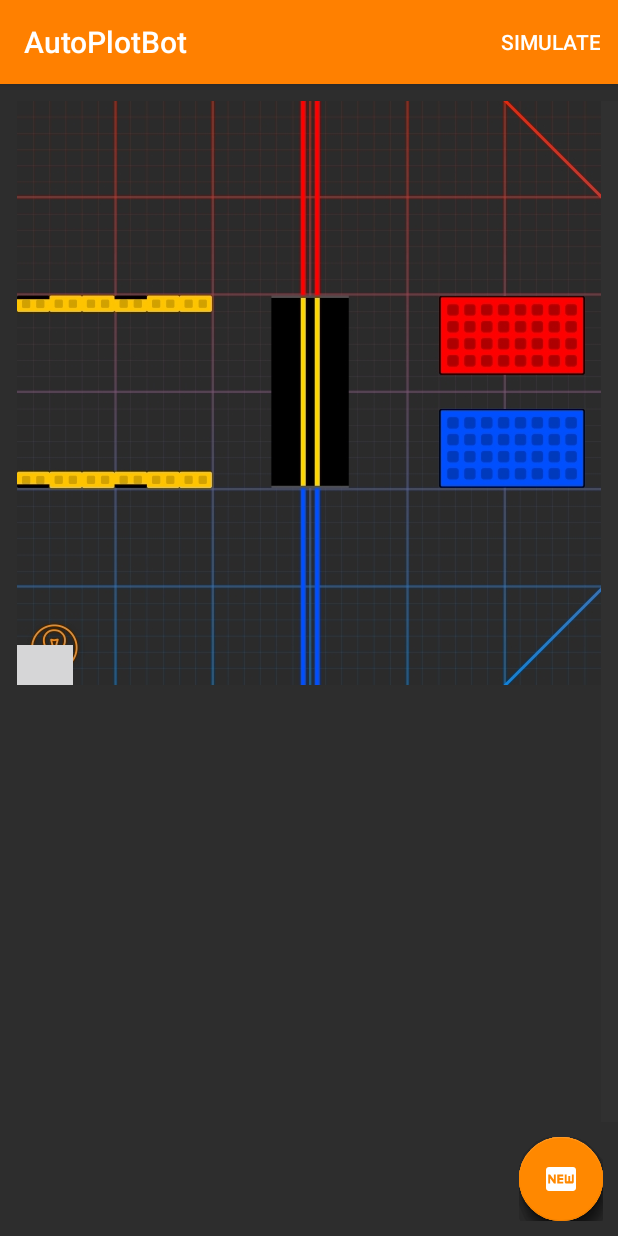
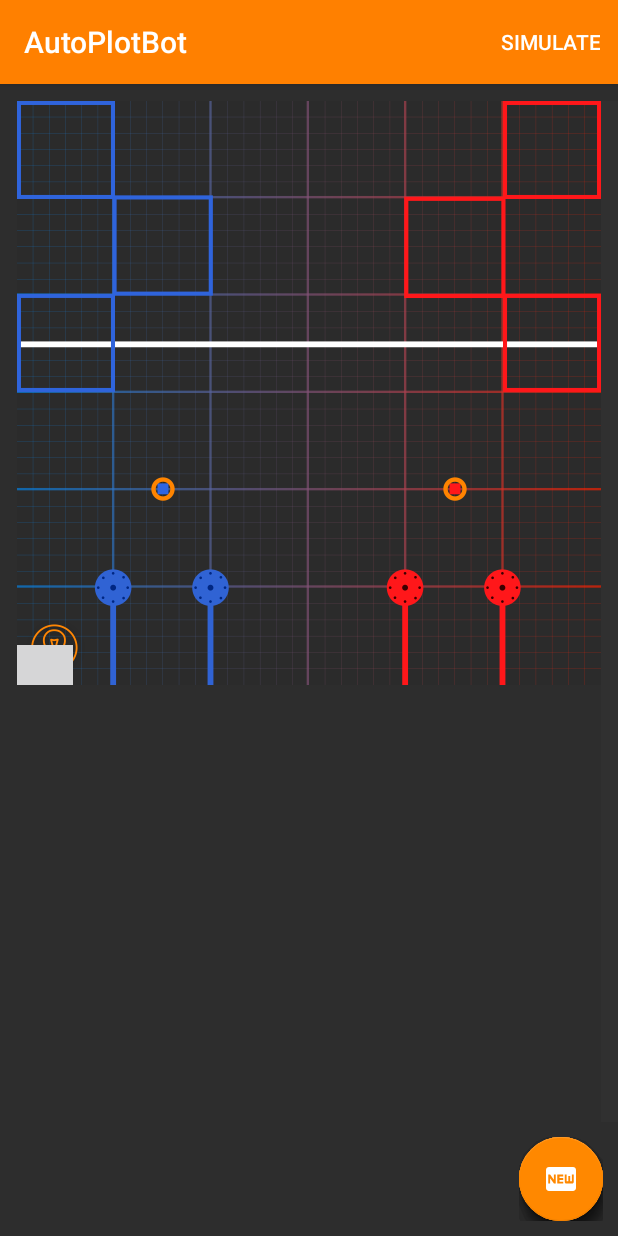
Before and after one commit to mihir-chauhan/AutoPlotBot, an Android app: the screen it shows after launch (MainActivity), after a tap on "SIMULATE", on a phone screen of 412 x 824 dp. Run offline under Robolectric (Android 15) with nearby library versions, the phone set to English and light mode, and no system bars; plain views replace FloatingActionButton, FloatingActionMenu; 33 statements that could not run were skipped.

Commit message:
new field image fo ultimate goal

```diff
--- a/app/src/main/java/com/example/odometryapp_v10/Main/CanvasRobotDrawer.java
+++ b/app/src/main/java/com/example/odometryapp_v10/Main/CanvasRobotDrawer.java
@@ -34,7 +34,7 @@ public class CanvasRobotDrawer {
         myOptions.inPreferredConfig = Bitmap.Config.ARGB_8888;// important
         myOptions.inPurgeable = true;
 
-        Bitmap bitmap = BitmapFactory.decodeResource(context.getResources(), R.drawable.field_image2, myOptions);
+        Bitmap bitmap = BitmapFactory.decodeResource(context.getResources(), R.drawable.field_image3, myOptions);
         paint = new Paint();
         paint.setAntiAlias(true);
         paint.setColor(Color.rgb(255, 153, 0));
--- a/app/src/main/java/com/example/odometryapp_v10/RobotSimulation/RobotSim.java
+++ b/app/src/main/java/com/example/odometryapp_v10/RobotSimulation/RobotSim.java
@@ -47,7 +47,7 @@ public class RobotSim {
         myOptions.inPreferredConfig = Bitmap.Config.ARGB_8888;// important
         myOptions.inPurgeable = true;
 
-        Bitmap bitmap = BitmapFactory.decodeResource(context.getResources(), R.drawable.field_image2, myOptions);
+        Bitmap bitmap = BitmapFactory.decodeResource(context.getResources(), R.drawable.field_image3, myOptions);
 
         paint = new Paint();
         paint.setAntiAlias(true);
--- a/app/src/main/res/layout/activity_main.xml
+++ b/app/src/main/res/layout/activity_main.xml
@@ -104,7 +104,7 @@
                 app:layout_constraintStart_toStartOf="parent"
                 app:layout_constraintTop_toTopOf="parent"
                 app:layout_constraintVertical_bias="0.0"
-                app:srcCompat="@drawable/field_image2"
+                app:srcCompat="@drawable/field_image3"
 
                 />
             <TextView
```
Also changed, not shown: app/src/main/res/drawable/field_image3.JPG (added).
